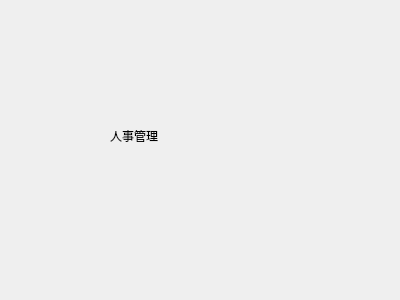
First picture: the form in Qt/ERP/personmanager.ui, repository superp2017/NTERP, before the edit.
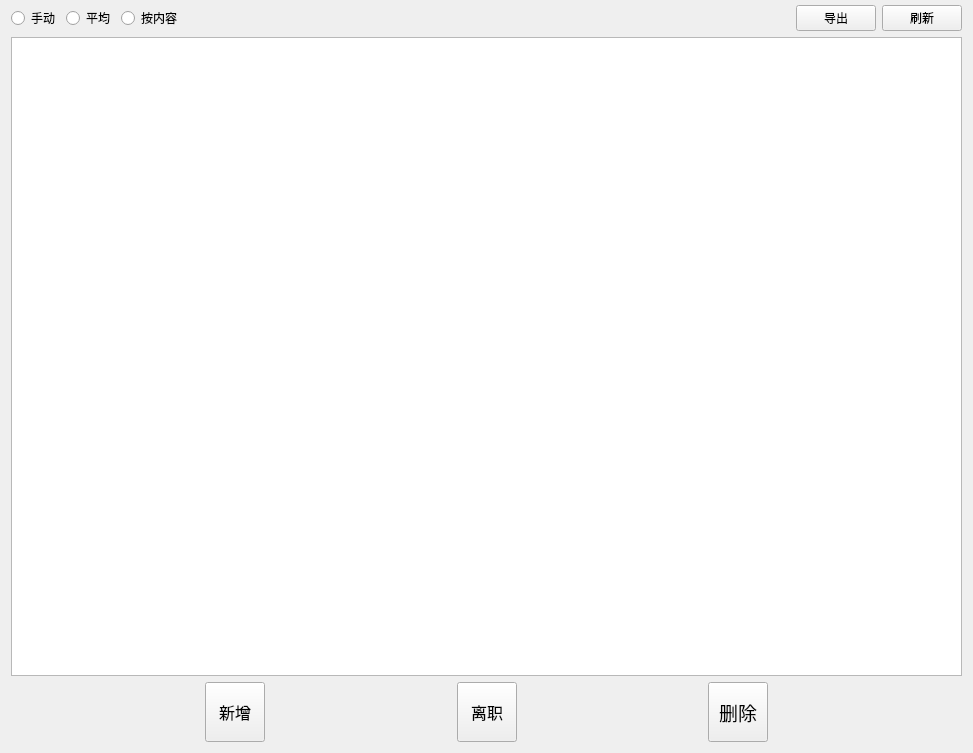
Second picture: the form after the edit.

Diff of the .ui file:
```diff
--- a/Qt/ERP/personmanager.ui
+++ b/Qt/ERP/personmanager.ui
@@ -6,26 +6,224 @@
    <rect>
     <x>0</x>
     <y>0</y>
-    <width>400</width>
-    <height>300</height>
+    <width>973</width>
+    <height>753</height>
    </rect>
   </property>
   <property name="windowTitle">
    <string>Form</string>
   </property>
-  <widget class="QLabel" name="label">
-   <property name="geometry">
-    <rect>
-     <x>110</x>
-     <y>130</y>
-     <width>54</width>
-     <height>12</height>
-    </rect>
+  <layout class="QGridLayout" name="gridLayout">
+   <property name="topMargin">
+    <number>5</number>
    </property>
-   <property name="text">
-    <string>人事管理</string>
-   </property>
-  </widget>
+   <item row="0" column="0">
+    <layout class="QHBoxLayout" name="horizontalLayout">
+     <item>
+      <widget class="QRadioButton" name="radioButton_manue">
+       <property name="text">
+        <string>手动</string>
+       </property>
+      </widget>
+     </item>
+     <item>
+      <widget class="QRadioButton" name="radioButton_ave">
+       <property name="text">
+        <string>平均</string>
+       </property>
+      </widget>
+     </item>
+     <item>
+      <widget class="QRadioButton" name="radioButton_connent">
+       <property name="text">
+        <string>按内容</string>
+       </property>
+      </widget>
+     </item>
+     <item>
+      <spacer name="horizontalSpacer">
+       <property name="orientation">
+        <enum>Qt::Horizontal</enum>
+       </property>
+       <property name="sizeHint" stdset="0">
+        <size>
+         <width>40</width>
+         <height>20</height>
+        </size>
+       </property>
+      </spacer>
+     </item>
+     <item>
+      <widget class="QPushButton" name="pushButton_export">
+       <property name="text">
+        <string>导出</string>
+       </property>
+      </widget>
+     </item>
+     <item>
+      <widget class="QPushButton" name="pushButton_reflash">
+       <property name="text">
+        <string>刷新</string>
+       </property>
+      </widget>
+     </item>
+    </layout>
+   </item>
+   <item row="1" column="0">
+    <widget class="QTableWidget" name="tableWidget"/>
+   </item>
+   <item row="2" column="0">
+    <widget class="QWidget" name="widget" native="true">
+     <property name="minimumSize">
+      <size>
+       <width>0</width>
+       <height>60</height>
+      </size>
+     </property>
+     <property name="maximumSize">
+      <size>
+       <width>16777215</width>
+       <height>60</height>
+      </size>
+     </property>
+     <layout class="QHBoxLayout" name="horizontalLayout_2">
+      <property name="topMargin">
+       <number>0</number>
+      </property>
+      <property name="bottomMargin">
+       <number>0</number>
+      </property>
+      <item>
+       <spacer name="horizontalSpacer_2">
+        <property name="orientation">
+         <enum>Qt::Horizontal</enum>
+        </property>
+        <property name="sizeHint" stdset="0">
+         <size>
+          <width>174</width>
+          <height>20</height>
+         </size>
+        </property>
+       </spacer>
+      </item>
+      <item>
+       <widget class="QPushButton" name="pushButton_newUser">
+        <property name="minimumSize">
+         <size>
+          <width>60</width>
+          <height>60</height>
+         </size>
+        </property>
+        <property name="maximumSize">
+         <size>
+          <width>60</width>
+          <height>60</height>
+         </size>
+        </property>
+        <property name="font">
+         <font>
+          <family>Arial</family>
+          <pointsize>12</pointsize>
+         </font>
+        </property>
+        <property name="text">
+         <string>新增</string>
+        </property>
+       </widget>
+      </item>
+      <item>
+       <spacer name="horizontalSpacer_3">
+        <property name="orientation">
+         <enum>Qt::Horizontal</enum>
+        </property>
+        <property name="sizeHint" stdset="0">
+         <size>
+          <width>174</width>
+          <height>20</height>
+         </size>
+        </property>
+       </spacer>
+      </item>
+      <item>
+       <widget class="QPushButton" name="pushButton_out">
+        <property name="minimumSize">
+         <size>
+          <width>60</width>
+          <height>60</height>
+         </size>
+        </property>
+        <property name="maximumSize">
+         <size>
+          <width>60</width>
+          <height>60</height>
+         </size>
+        </property>
+        <property name="font">
+         <font>
+          <family>Arial</family>
+          <pointsize>12</pointsize>
+         </font>
+        </property>
+        <property name="text">
+         <string>离职</string>
+        </property>
+       </widget>
+      </item>
+      <item>
+       <spacer name="horizontalSpacer_5">
+        <property name="orientation">
+         <enum>Qt::Horizontal</enum>
+        </property>
+        <property name="sizeHint" stdset="0">
+         <size>
+          <width>40</width>
+          <height>20</height>
+         </size>
+        </property>
+       </spacer>
+      </item>
+      <item>
+       <widget class="QPushButton" name="pushButton_del">
+        <property name="minimumSize">
+         <size>
+          <width>60</width>
+          <height>60</height>
+         </size>
+        </property>
+        <property name="maximumSize">
+         <size>
+          <width>60</width>
+          <height>60</height>
+         </size>
+        </property>
+        <property name="font">
+         <font>
+          <family>Arial</family>
+          <pointsize>14</pointsize>
+         </font>
+        </property>
+        <property name="text">
+         <string>删除</string>
+        </property>
+       </widget>
+      </item>
+      <item>
+       <spacer name="horizontalSpacer_4">
+        <property name="orientation">
+         <enum>Qt::Horizontal</enum>
+        </property>
+        <property name="sizeHint" stdset="0">
+         <size>
+          <width>40</width>
+          <height>20</height>
+         </size>
+        </property>
+       </spacer>
+      </item>
+     </layout>
+    </widget>
+   </item>
+  </layout>
  </widget>
  <resources/>
  <connections/>
```
